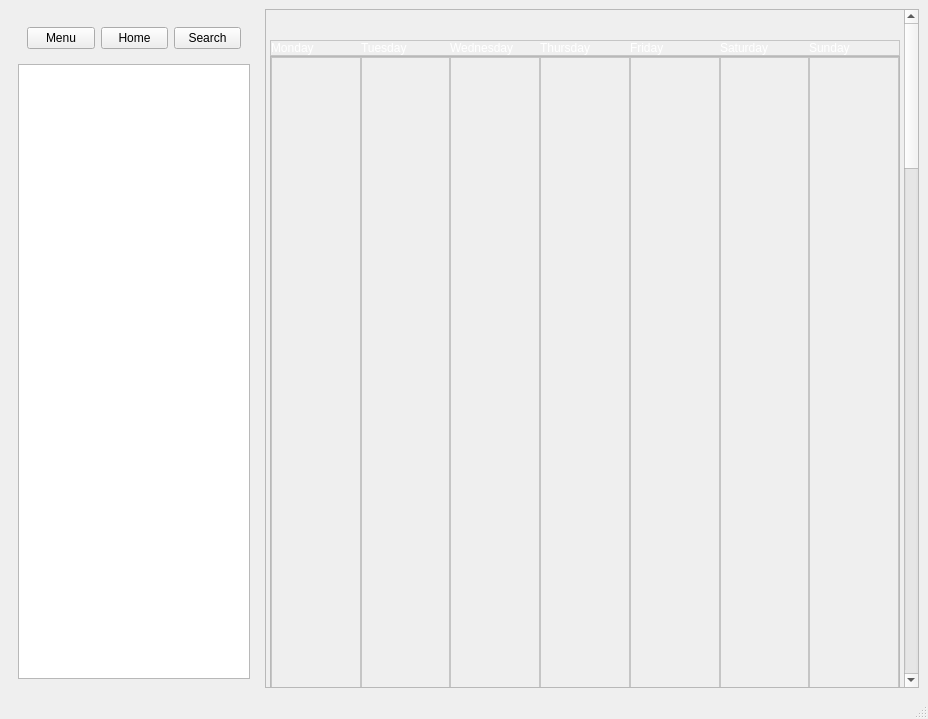
Qt form calendar.ui (ZiggyOliver/TaskBucket) before a commit.
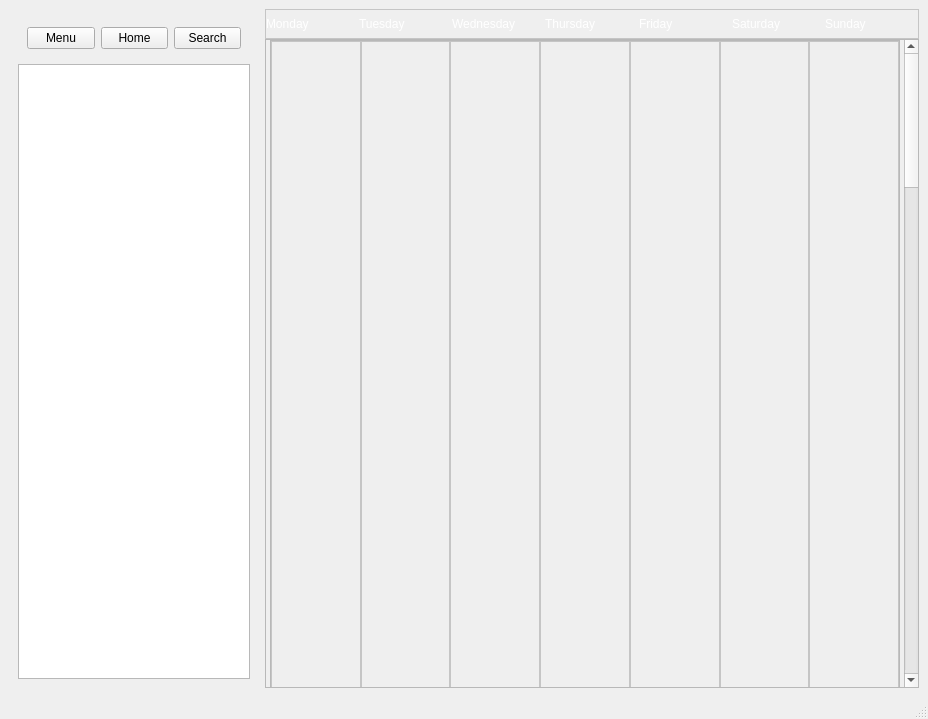
The same form after that commit.

Diff of the .ui file:
```diff
--- a/calendar.ui
+++ b/calendar.ui
@@ -77,6 +77,629 @@
      </widget>
     </item>
     <item>
+     <widget class="QWidget" name="widget_2" native="true">
+      <layout class="QVBoxLayout" name="verticalLayout_3">
+       <property name="spacing">
+        <number>0</number>
+       </property>
+       <property name="leftMargin">
+        <number>0</number>
+       </property>
+       <property name="topMargin">
+        <number>0</number>
+       </property>
+       <property name="rightMargin">
+        <number>0</number>
+       </property>
+       <property name="bottomMargin">
+        <number>0</number>
+       </property>
+       <item>
+        <widget class="QFrame" name="dayLabels">
+         <property name="sizePolicy">
+          <sizepolicy hsizetype="MinimumExpanding" vsizetype="MinimumExpanding">
+           <horstretch>0</horstretch>
+           <verstretch>0</verstretch>
+          </sizepolicy>
+         </property>
+         <property name="maximumSize">
+          <size>
+           <width>16777215</width>
+           <height>30</height>
+          </size>
+         </property>
+         <property name="palette">
+          <palette>
+           <active>
+            <colorrole role="WindowText">
+             <brush brushstyle="SolidPattern">
+              <color alpha="255">
+               <red>255</red>
+               <green>255</green>
+               <blue>255</blue>
+              </color>
+             </brush>
+            </colorrole>
+            <colorrole role="Button">
+             <brush brushstyle="SolidPattern">
+              <color alpha="255">
+               <red>255</red>
+               <green>255</green>
+               <blue>255</blue>
+              </color>
+             </brush>
+            </colorrole>
+            <colorrole role="Light">
+             <brush brushstyle="SolidPattern">
+              <color alpha="255">
+               <red>255</red>
+               <green>255</green>
+               <blue>255</blue>
+              </color>
+             </brush>
+            </colorrole>
+            <colorrole role="Midlight">
+             <brush brushstyle="SolidPattern">
+              <color alpha="255">
+               <red>255</red>
+               <green>255</green>
+               <blue>255</blue>
+              </color>
+             </brush>
+            </colorrole>
+            <colorrole role="Dark">
+             <brush brushstyle="SolidPattern">
+              <color alpha="255">
+               <red>127</red>
+               <green>127</green>
+               <blue>127</blue>
+              </color>
+             </brush>
+            </colorrole>
+            <colorrole role="Mid">
+             <brush brushstyle="SolidPattern">
+              <color alpha="255">
+               <red>170</red>
+               <green>170</green>
+               <blue>170</blue>
+              </color>
+             </brush>
+            </colorrole>
+            <colorrole role="Text">
+             <brush brushstyle="SolidPattern">
+              <color alpha="255">
+               <red>0</red>
+               <green>0</green>
+               <blue>0</blue>
+              </color>
+             </brush>
+            </colorrole>
+            <colorrole role="BrightText">
+             <brush brushstyle="SolidPattern">
+              <color alpha="255">
+               <red>255</red>
+               <green>255</green>
+               <blue>255</blue>
+              </color>
+             </brush>
+            </colorrole>
+            <colorrole role="ButtonText">
+             <brush brushstyle="SolidPattern">
+              <color alpha="255">
+               <red>0</red>
+               <green>0</green>
+               <blue>0</blue>
+              </color>
+             </brush>
+            </colorrole>
+            <colorrole role="Base">
+             <brush brushstyle="SolidPattern">
+              <color alpha="255">
+               <red>255</red>
+               <green>255</green>
+               <blue>255</blue>
+              </color>
+             </brush>
+            </colorrole>
+            <colorrole role="Window">
+             <brush brushstyle="SolidPattern">
+              <color alpha="255">
+               <red>255</red>
+               <green>255</green>
+               <blue>255</blue>
+              </color>
+             </brush>
+            </colorrole>
+            <colorrole role="Shadow">
+             <brush brushstyle="SolidPattern">
+              <color alpha="255">
+               <red>0</red>
+               <green>0</green>
+               <blue>0</blue>
+              </color>
+             </brush>
+            </colorrole>
+            <colorrole role="AlternateBase">
+             <brush brushstyle="SolidPattern">
+              <color alpha="255">
+               <red>255</red>
+               <green>255</green>
+               <blue>255</blue>
+              </color>
+             </brush>
+            </colorrole>
+            <colorrole role="ToolTipBase">
+             <brush brushstyle="SolidPattern">
+              <color alpha="255">
+               <red>255</red>
+               <green>255</green>
+               <blue>220</blue>
+              </color>
+             </brush>
+            </colorrole>
+            <colorrole role="ToolTipText">
+             <brush brushstyle="SolidPattern">
+              <color alpha="255">
+               <red>0</red>
+               <green>0</green>
+               <blue>0</blue>
+              </color>
+             </brush>
+            </colorrole>
+            <colorrole role="PlaceholderText">
+             <brush brushstyle="SolidPattern">
+              <color alpha="127">
+               <red>0</red>
+               <green>0</green>
+               <blue>0</blue>
+              </color>
+             </brush>
+            </colorrole>
+            <colorrole role="Accent">
+             <brush brushstyle="SolidPattern">
+              <color alpha="255">
+               <red>255</red>
+               <green>255</green>
+               <blue>255</blue>
+              </color>
+             </brush>
+            </colorrole>
+           </active>
+           <inactive>
+            <colorrole role="WindowText">
+             <brush brushstyle="SolidPattern">
+              <color alpha="255">
+               <red>255</red>
+               <green>255</green>
+               <blue>255</blue>
+              </color>
+             </brush>
+            </colorrole>
+            <colorrole role="Button">
+             <brush brushstyle="SolidPattern">
+              <color alpha="255">
+               <red>255</red>
+               <green>255</green>
+               <blue>255</blue>
+              </color>
+             </brush>
+            </colorrole>
+            <colorrole role="Light">
+             <brush brushstyle="SolidPattern">
+              <color alpha="255">
+               <red>255</red>
+               <green>255</green>
+               <blue>255</blue>
+              </color>
+             </brush>
+            </colorrole>
+            <colorrole role="Midlight">
+             <brush brushstyle="SolidPattern">
+              <color alpha="255">
+               <red>255</red>
+               <green>255</green>
+               <blue>255</blue>
+              </color>
+             </brush>
+            </colorrole>
+            <colorrole role="Dark">
+             <brush brushstyle="SolidPattern">
+              <color alpha="255">
+               <red>127</red>
+               <green>127</green>
+               <blue>127</blue>
+              </color>
+             </brush>
+            </colorrole>
+            <colorrole role="Mid">
+             <brush brushstyle="SolidPattern">
+              <color alpha="255">
+               <red>170</red>
+               <green>170</green>
+               <blue>170</blue>
+              </color>
+             </brush>
+            </colorrole>
+            <colorrole role="Text">
+             <brush brushstyle="SolidPattern">
+              <color alpha="255">
+               <red>0</red>
+               <green>0</green>
+               <blue>0</blue>
+              </color>
+             </brush>
+            </colorrole>
+            <colorrole role="BrightText">
+             <brush brushstyle="SolidPattern">
+              <color alpha="255">
+               <red>255</red>
+               <green>255</green>
+               <blue>255</blue>
+              </color>
+             </brush>
+            </colorrole>
+            <colorrole role="ButtonText">
+             <brush brushstyle="SolidPattern">
+              <color alpha="255">
+               <red>0</red>
+               <green>0</green>
+               <blue>0</blue>
+              </color>
+             </brush>
+            </colorrole>
+            <colorrole role="Base">
+             <brush brushstyle="SolidPattern">
+              <color alpha="255">
+               <red>255</red>
+               <green>255</green>
+               <blue>255</blue>
+              </color>
+             </brush>
+            </colorrole>
+            <colorrole role="Window">
+             <brush brushstyle="SolidPattern">
+              <color alpha="255">
+               <red>255</red>
+               <green>255</green>
+               <blue>255</blue>
+              </color>
+             </brush>
+            </colorrole>
+            <colorrole role="Shadow">
+             <brush brushstyle="SolidPattern">
+              <color alpha="255">
+               <red>0</red>
+               <green>0</green>
+               <blue>0</blue>
+              </color>
+             </brush>
+            </colorrole>
+            <colorrole role="AlternateBase">
+             <brush brushstyle="SolidPattern">
+              <color alpha="255">
+               <red>255</red>
+               <green>255</green>
+               <blue>255</blue>
+              </color>
+             </brush>
+            </colorrole>
+            <colorrole role="ToolTipBase">
+             <brush brushstyle="SolidPattern">
+              <color alpha="255">
+               <red>255</red>
+               <green>255</green>
+               <blue>220</blue>
+              </color>
+             </brush>
+            </colorrole>
+            <colorrole role="ToolTipText">
+             <brush brushstyle="SolidPattern">
+              <color alpha="255">
+               <red>0</red>
+               <green>0</green>
+               <blue>0</blue>
+              </color>
+             </brush>
+            </colorrole>
+            <colorrole role="PlaceholderText">
+             <brush brushstyle="SolidPattern">
+              <color alpha="127">
+               <red>0</red>
+               <green>0</green>
+               <blue>0</blue>
+              </color>
+             </brush>
+            </colorrole>
+            <colorrole role="Accent">
+             <brush brushstyle="SolidPattern">
+              <color alpha="255">
+               <red>255</red>
+               <green>255</green>
+               <blue>255</blue>
+              </color>
+             </brush>
+            </colorrole>
+           </inactive>
+           <disabled>
+            <colorrole role="WindowText">
+             <brush brushstyle="SolidPattern">
+              <color alpha="255">
+               <red>127</red>
+               <green>127</green>
+               <blue>127</blue>
+              </color>
+             </brush>
+            </colorrole>
+            <colorrole role="Button">
+             <brush brushstyle="SolidPattern">
+              <color alpha="255">
+               <red>255</red>
+               <green>255</green>
+               <blue>255</blue>
+              </color>
+             </brush>
+            </colorrole>
+            <colorrole role="Light">
+             <brush brushstyle="SolidPattern">
+              <color alpha="255">
+               <red>255</red>
+               <green>255</green>
+               <blue>255</blue>
+              </color>
+             </brush>
+            </colorrole>
+            <colorrole role="Midlight">
+             <brush brushstyle="SolidPattern">
+              <color alpha="255">
+               <red>255</red>
+               <green>255</green>
+               <blue>255</blue>
+              </color>
+             </brush>
+            </colorrole>
+            <colorrole role="Dark">
+             <brush brushstyle="SolidPattern">
+              <color alpha="255">
+               <red>127</red>
+               <green>127</green>
+               <blue>127</blue>
+              </color>
+             </brush>
+            </colorrole>
+            <colorrole role="Mid">
+             <brush brushstyle="SolidPattern">
+              <color alpha="255">
+               <red>170</red>
+               <green>170</green>
+               <blue>170</blue>
+              </color>
+             </brush>
+            </colorrole>
+            <colorrole role="Text">
+             <brush brushstyle="SolidPattern">
+              <color alpha="255">
+               <red>127</red>
+               <green>127</green>
+               <blue>127</blue>
+              </color>
+             </brush>
+            </colorrole>
+            <colorrole role="BrightText">
+             <brush brushstyle="SolidPattern">
+              <color alpha="255">
+               <red>255</red>
+               <green>255</green>
+               <blue>255</blue>
+              </color>
+             </brush>
+            </colorrole>
+            <colorrole role="ButtonText">
+             <brush brushstyle="SolidPattern">
+              <color alpha="255">
+               <red>127</red>
+               <green>127</green>
+               <blue>127</blue>
+              </color>
+             </brush>
+            </colorrole>
+            <colorrole role="Base">
+             <brush brushstyle="SolidPattern">
+              <color alpha="255">
+               <red>255</red>
+               <green>255</green>
+               <blue>255</blue>
+              </color>
+             </brush>
+            </colorrole>
+            <colorrole role="Window">
+             <brush brushstyle="SolidPattern">
+              <color alpha="255">
+               <red>255</red>
+               <green>255</green>
+               <blue>255</blue>
+              </color>
+             </brush>
+            </colorrole>
+            <colorrole role="Shadow">
+             <brush brushstyle="SolidPattern">
+              <color alpha="255">
+               <red>0</red>
+               <green>0</green>
+               <blue>0</blue>
+              </color>
+             </brush>
+            </colorrole>
+            <colorrole role="AlternateBase">
+             <brush brushstyle="SolidPattern">
+              <color alpha="255">
+               <red>255</red>
+               <green>255</green>
+               <blue>255</blue>
+              </color>
+             </brush>
+            </colorrole>
+            <colorrole role="ToolTipBase">
+             <brush brushstyle="SolidPattern">
+              <color alpha="255">
+               <red>255</red>
+               <green>255</green>
+               <blue>220</blue>
+              </color>
+             </brush>
+            </colorrole>
+            <colorrole role="ToolTipText">
+             <brush brushstyle="SolidPattern">
+              <color alpha="255">
+               <red>0</red>
+               <green>0</green>
+               <blue>0</blue>
+              </color>
+             </brush>
+            </colorrole>
+            <colorrole role="PlaceholderText">
+             <brush brushstyle="SolidPattern">
+              <color alpha="127">
+               <red>127</red>
+               <green>127</green>
+               <blue>127</blue>
+              </color>
+             </brush>
+            </colorrole>
+            <colorrole role="Accent">
+             <brush brushstyle="SolidPattern">
+              <color alpha="255">
+               <red>255</red>
+               <green>255</green>
+               <blue>255</blue>
+              </color>
+             </brush>
+            </colorrole>
+           </disabled>
+          </palette>
+         </property>
+         <property name="frameShape">
+          <enum>QFrame::Shape::StyledPanel</enum>
+         </property>
+         <property name="frameShadow">
+          <enum>QFrame::Shadow::Raised</enum>
+         </property>
+         <property name="midLineWidth">
+          <number>0</number>
+         </property>
+         <layout class="QHBoxLayout" name="horizontalLayout_5">
+          <property name="spacing">
+           <number>0</number>
+          </property>
+          <property name="sizeConstraint">
+           <enum>QLayout::SizeConstraint::SetMinimumSize</enum>
+          </property>
+          <property name="leftMargin">
+           <number>0</number>
+          </property>
+          <property name="topMargin">
+           <number>0</number>
+          </property>
+          <property name="rightMargin">
+           <number>0</number>
+          </property>
+          <property name="bottomMargin">
+           <number>0</number>
+          </property>
+          <item>
+           <widget class="QLabel" name="Alabel_2">
+            <property name="sizePolicy">
+             <sizepolicy hsizetype="MinimumExpanding" vsizetype="MinimumExpanding">
+              <horstretch>0</horstretch>
+              <verstretch>0</verstretch>
+             </sizepolicy>
+            </property>
+            <property name="text">
+             <string>Monday</string>
+            </property>
+           </widget>
+          </item>
+          <item>
+           <widget class="QLabel" name="Blabel_2">
+            <property name="sizePolicy">
+             <sizepolicy hsizetype="MinimumExpanding" vsizetype="MinimumExpanding">
+              <horstretch>0</horstretch>
+              <verstretch>0</verstretch>
+             </sizepolicy>
+            </property>
+            <property name="text">
+             <string>Tuesday</string>
+            </property>
+           </widget>
+          </item>
+          <item>
+           <widget class="QLabel" name="Glabel_2">
+            <property name="sizePolicy">
+             <sizepolicy hsizetype="MinimumExpanding" vsizetype="MinimumExpanding">
+              <horstretch>0</horstretch>
+              <verstretch>0</verstretch>
+             </sizepolicy>
+            </property>
+            <property name="text">
+             <string>Wednesday</string>
+            </property>
+           </widget>
+          </item>
+          <item>
+           <widget class="QLabel" name="Flabel_2">
+            <property name="sizePolicy">
+             <sizepolicy hsizetype="MinimumExpanding" vsizetype="MinimumExpanding">
+              <horstretch>0</horstretch>
+              <verstretch>0</verstretch>
+             </sizepolicy>
+            </property>
+            <property name="text">
+             <string>Thursday</string>
+            </property>
+           </widget>
+          </item>
+          <item>
+           <widget class="QLabel" name="Elabel_2">
+            <property name="sizePolicy">
+             <sizepolicy hsizetype="MinimumExpanding" vsizetype="MinimumExpanding">
+              <horstretch>0</horstretch>
+              <verstretch>0</verstretch>
+             </sizepolicy>
+            </property>
+            <property name="text">
+             <string>Friday</string>
+            </property>
+           </widget>
+          </item>
+          <item>
+           <widget class="QLabel" name="Dlabel_2">
+            <property name="sizePolicy">
+             <sizepolicy hsizetype="MinimumExpanding" vsizetype="MinimumExpanding">
+              <horstretch>0</horstretch>
+              <verstretch>0</verstretch>
+             </sizepolicy>
+            </property>
+            <property name="text">
+             <string>Saturday</string>
+            </property>
+           </widget>
+          </item>
+          <item>
+           <widget class="QLabel" name="Clabel_2">
+            <property name="sizePolicy">
+             <sizepolicy hsizetype="MinimumExpanding" vsizetype="MinimumExpanding">
+              <horstretch>0</horstretch>
+              <verstretch>0</verstretch>
+             </sizepolicy>
+            </property>
+            <property name="text">
+             <string>Sunday</string>
+            </property>
+           </widget>
+          </item>
+         </layout>
+        </widget>
+       </item>
+       <item>
      <widget class="QScrollArea" name="scrollArea">
       <property name="sizePolicy">
        <sizepolicy hsizetype="MinimumExpanding" vsizetype="MinimumExpanding">
@@ -96,7 +719,7 @@
          <x>0</x>
          <y>0</y>
          <width>638</width>
-         <height>3049</height>
+            <height>3000</height>
         </rect>
        </property>
        <property name="sizePolicy">
@@ -163,627 +786,6 @@
            <property name="bottomMargin">
             <number>0</number>
            </property>
-           <item>
-            <spacer name="verticalSpacer_16">
-             <property name="orientation">
-              <enum>Qt::Orientation::Vertical</enum>
-             </property>
-             <property name="sizeType">
-              <enum>QSizePolicy::Policy::Fixed</enum>
-             </property>
-             <property name="sizeHint" stdset="0">
-              <size>
-               <width>20</width>
-               <height>30</height>
-              </size>
-             </property>
-            </spacer>
-           </item>
-           <item>
-            <widget class="QFrame" name="dayLabels">
-             <property name="sizePolicy">
-              <sizepolicy hsizetype="MinimumExpanding" vsizetype="MinimumExpanding">
-               <horstretch>0</horstretch>
-               <verstretch>0</verstretch>
-              </sizepolicy>
-             </property>
-             <property name="maximumSize">
-              <size>
-               <width>16777215</width>
-               <height>30</height>
-              </size>
-             </property>
-             <property name="palette">
-              <palette>
-               <active>
-                <colorrole role="WindowText">
-                 <brush brushstyle="SolidPattern">
-                  <color alpha="255">
-                   <red>255</red>
-                   <green>255</green>
-                   <blue>255</blue>
-                  </color>
-                 </brush>
-                </colorrole>
-                <colorrole role="Button">
-                 <brush brushstyle="SolidPattern">
-                  <color alpha="255">
-                   <red>255</red>
-                   <green>255</green>
-                   <blue>255</blue>
-                  </color>
-                 </brush>
-                </colorrole>
-                <colorrole role="Light">
-                 <brush brushstyle="SolidPattern">
-                  <color alpha="255">
-                   <red>255</red>
-                   <green>255</green>
-                   <blue>255</blue>
-                  </color>
-                 </brush>
-                </colorrole>
-                <colorrole role="Midlight">
-                 <brush brushstyle="SolidPattern">
-                  <color alpha="255">
-                   <red>255</red>
-                   <green>255</green>
-                   <blue>255</blue>
-                  </color>
-                 </brush>
-                </colorrole>
-                <colorrole role="Dark">
-                 <brush brushstyle="SolidPattern">
-                  <color alpha="255">
-                   <red>127</red>
-                   <green>127</green>
-                   <blue>127</blue>
-                  </color>
-                 </brush>
-                </colorrole>
-                <colorrole role="Mid">
-                 <brush brushstyle="SolidPattern">
-                  <color alpha="255">
-                   <red>170</red>
-                   <green>170</green>
-                   <blue>170</blue>
-                  </color>
-                 </brush>
-                </colorrole>
-                <colorrole role="Text">
-                 <brush brushstyle="SolidPattern">
-                  <color alpha="255">
-                   <red>0</red>
-                   <green>0</green>
-                   <blue>0</blue>
-                  </color>
-                 </brush>
-                </colorrole>
-                <colorrole role="BrightText">
-                 <brush brushstyle="SolidPattern">
-                  <color alpha="255">
-                   <red>255</red>
-                   <green>255</green>
-                   <blue>255</blue>
-                  </color>
-                 </brush>
-                </colorrole>
-                <colorrole role="ButtonText">
-                 <brush brushstyle="SolidPattern">
-                  <color alpha="255">
-                   <red>0</red>
-                   <green>0</green>
-                   <blue>0</blue>
-                  </color>
-                 </brush>
-                </colorrole>
-                <colorrole role="Base">
-                 <brush brushstyle="SolidPattern">
-                  <color alpha="255">
-                   <red>255</red>
-                   <green>255</green>
-                   <blue>255</blue>
-                  </color>
-                 </brush>
-                </colorrole>
-                <colorrole role="Window">
-                 <brush brushstyle="SolidPattern">
-                  <color alpha="255">
-                   <red>255</red>
-                   <green>255</green>
-                   <blue>255</blue>
-                  </color>
-                 </brush>
-                </colorrole>
-                <colorrole role="Shadow">
-                 <brush brushstyle="SolidPattern">
-                  <color alpha="255">
-                   <red>0</red>
-                   <green>0</green>
-                   <blue>0</blue>
-                  </color>
-                 </brush>
-                </colorrole>
-                <colorrole role="AlternateBase">
-                 <brush brushstyle="SolidPattern">
-                  <color alpha="255">
-                   <red>255</red>
-                   <green>255</green>
-                   <blue>255</blue>
-                  </color>
-                 </brush>
-                </colorrole>
-                <colorrole role="ToolTipBase">
-                 <brush brushstyle="SolidPattern">
-                  <color alpha="255">
-                   <red>255</red>
-                   <green>255</green>
-                   <blue>220</blue>
-                  </color>
-                 </brush>
-                </colorrole>
-                <colorrole role="ToolTipText">
-                 <brush brushstyle="SolidPattern">
-                  <color alpha="255">
-                   <red>0</red>
-                   <green>0</green>
-                   <blue>0</blue>
-                  </color>
-                 </brush>
-                </colorrole>
-                <colorrole role="PlaceholderText">
-                 <brush brushstyle="SolidPattern">
-                  <color alpha="127">
-                   <red>0</red>
-                   <green>0</green>
-                   <blue>0</blue>
-                  </color>
-                 </brush>
-                </colorrole>
-                <colorrole role="Accent">
-                 <brush brushstyle="SolidPattern">
-                  <color alpha="255">
-                   <red>255</red>
-                   <green>255</green>
-                   <blue>255</blue>
-                  </color>
-                 </brush>
-                </colorrole>
-               </active>
-               <inactive>
-                <colorrole role="WindowText">
-                 <brush brushstyle="SolidPattern">
-                  <color alpha="255">
-                   <red>255</red>
-                   <green>255</green>
-                   <blue>255</blue>
-                  </color>
-                 </brush>
-                </colorrole>
-                <colorrole role="Button">
-                 <brush brushstyle="SolidPattern">
-                  <color alpha="255">
-                   <red>255</red>
-                   <green>255</green>
-                   <blue>255</blue>
-                  </color>
-                 </brush>
-                </colorrole>
-                <colorrole role="Light">
-                 <brush brushstyle="SolidPattern">
-                  <color alpha="255">
-                   <red>255</red>
-                   <green>255</green>
-                   <blue>255</blue>
-                  </color>
-                 </brush>
-                </colorrole>
-                <colorrole role="Midlight">
-                 <brush brushstyle="SolidPattern">
-                  <color alpha="255">
-                   <red>255</red>
-                   <green>255</green>
-                   <blue>255</blue>
-                  </color>
-                 </brush>
-                </colorrole>
-                <colorrole role="Dark">
-                 <brush brushstyle="SolidPattern">
-                  <color alpha="255">
-                   <red>127</red>
-                   <green>127</green>
-                   <blue>127</blue>
-                  </color>
-                 </brush>
-                </colorrole>
-                <colorrole role="Mid">
-                 <brush brushstyle="SolidPattern">
-                  <color alpha="255">
-                   <red>170</red>
-                   <green>170</green>
-                   <blue>170</blue>
-                  </color>
-                 </brush>
-                </colorrole>
-                <colorrole role="Text">
-                 <brush brushstyle="SolidPattern">
-                  <color alpha="255">
-                   <red>0</red>
-                   <green>0</green>
-                   <blue>0</blue>
-                  </color>
-                 </brush>
-                </colorrole>
-                <colorrole role="BrightText">
-                 <brush brushstyle="SolidPattern">
-                  <color alpha="255">
-                   <red>255</red>
-                   <green>255</green>
-                   <blue>255</blue>
-                  </color>
-                 </brush>
-                </colorrole>
-                <colorrole role="ButtonText">
-                 <brush brushstyle="SolidPattern">
-                  <color alpha="255">
-                   <red>0</red>
-                   <green>0</green>
-                   <blue>0</blue>
-                  </color>
-                 </brush>
-                </colorrole>
-                <colorrole role="Base">
-                 <brush brushstyle="SolidPattern">
-                  <color alpha="255">
-                   <red>255</red>
-                   <green>255</green>
-                   <blue>255</blue>
-                  </color>
-                 </brush>
-                </colorrole>
-                <colorrole role="Window">
-                 <brush brushstyle="SolidPattern">
-                  <color alpha="255">
-                   <red>255</red>
-                   <green>255</green>
-                   <blue>255</blue>
-                  </color>
-                 </brush>
-                </colorrole>
-                <colorrole role="Shadow">
-                 <brush brushstyle="SolidPattern">
-                  <color alpha="255">
-                   <red>0</red>
-                   <green>0</green>
-                   <blue>0</blue>
-                  </color>
-                 </brush>
-                </colorrole>
-                <colorrole role="AlternateBase">
-                 <brush brushstyle="SolidPattern">
-                  <color alpha="255">
-                   <red>255</red>
-                   <green>255</green>
-                   <blue>255</blue>
-                  </color>
-                 </brush>
-                </colorrole>
-                <colorrole role="ToolTipBase">
-                 <brush brushstyle="SolidPattern">
-                  <color alpha="255">
-                   <red>255</red>
-                   <green>255</green>
-                   <blue>220</blue>
-                  </color>
-                 </brush>
-                </colorrole>
-                <colorrole role="ToolTipText">
-                 <brush brushstyle="SolidPattern">
-                  <color alpha="255">
-                   <red>0</red>
-                   <green>0</green>
-                   <blue>0</blue>
-                  </color>
-                 </brush>
-                </colorrole>
-                <colorrole role="PlaceholderText">
-                 <brush brushstyle="SolidPattern">
-                  <color alpha="127">
-                   <red>0</red>
-                   <green>0</green>
-                   <blue>0</blue>
-                  </color>
-                 </brush>
-                </colorrole>
-                <colorrole role="Accent">
-                 <brush brushstyle="SolidPattern">
-                  <color alpha="255">
-                   <red>255</red>
-                   <green>255</green>
-                   <blue>255</blue>
-                  </color>
-                 </brush>
-                </colorrole>
-               </inactive>
-               <disabled>
-                <colorrole role="WindowText">
-                 <brush brushstyle="SolidPattern">
-                  <color alpha="255">
-                   <red>127</red>
-                   <green>127</green>
-                   <blue>127</blue>
-                  </color>
-                 </brush>
-                </colorrole>
-                <colorrole role="Button">
-                 <brush brushstyle="SolidPattern">
-                  <color alpha="255">
-                   <red>255</red>
-                   <green>255</green>
-                   <blue>255</blue>
-                  </color>
-                 </brush>
-                </colorrole>
-                <colorrole role="Light">
-                 <brush brushstyle="SolidPattern">
-                  <color alpha="255">
-                   <red>255</red>
-                   <green>255</green>
-                   <blue>255</blue>
-                  </color>
-                 </brush>
-                </colorrole>
-                <colorrole role="Midlight">
-                 <brush brushstyle="SolidPattern">
-                  <color alpha="255">
-                   <red>255</red>
-                   <green>255</green>
-                   <blue>255</blue>
-                  </color>
-                 </brush>
-                </colorrole>
-                <colorrole role="Dark">
-                 <brush brushstyle="SolidPattern">
-                  <color alpha="255">
-                   <red>127</red>
-                   <green>127</green>
-                   <blue>127</blue>
-                  </color>
-                 </brush>
-                </colorrole>
-                <colorrole role="Mid">
-                 <brush brushstyle="SolidPattern">
-                  <color alpha="255">
-                   <red>170</red>
-                   <green>170</green>
-                   <blue>170</blue>
-                  </color>
-                 </brush>
-                </colorrole>
-                <colorrole role="Text">
-                 <brush brushstyle="SolidPattern">
-                  <color alpha="255">
-                   <red>127</red>
-                   <green>127</green>
-                   <blue>127</blue>
-                  </color>
-                 </brush>
-                </colorrole>
-                <colorrole role="BrightText">
-                 <brush brushstyle="SolidPattern">
-                  <color alpha="255">
-                   <red>255</red>
-                   <green>255</green>
-                   <blue>255</blue>
-                  </color>
-                 </brush>
-                </colorrole>
-                <colorrole role="ButtonText">
-                 <brush brushstyle="SolidPattern">
-                  <color alpha="255">
-                   <red>127</red>
-                   <green>127</green>
-                   <blue>127</blue>
-                  </color>
-                 </brush>
-                </colorrole>
-                <colorrole role="Base">
-                 <brush brushstyle="SolidPattern">
-                  <color alpha="255">
-                   <red>255</red>
-                   <green>255</green>
-                   <blue>255</blue>
-                  </color>
-                 </brush>
-                </colorrole>
-                <colorrole role="Window">
-                 <brush brushstyle="SolidPattern">
-                  <color alpha="255">
-                   <red>255</red>
-                   <green>255</green>
-                   <blue>255</blue>
-                  </color>
-                 </brush>
-                </colorrole>
-                <colorrole role="Shadow">
-                 <brush brushstyle="SolidPattern">
-                  <color alpha="255">
-                   <red>0</red>
-                   <green>0</green>
-                   <blue>0</blue>
-                  </color>
-                 </brush>
-                </colorrole>
-                <colorrole role="AlternateBase">
-                 <brush brushstyle="SolidPattern">
-                  <color alpha="255">
-                   <red>255</red>
-                   <green>255</green>
-                   <blue>255</blue>
-                  </color>
-                 </brush>
-                </colorrole>
-                <colorrole role="ToolTipBase">
-                 <brush brushstyle="SolidPattern">
-                  <color alpha="255">
-                   <red>255</red>
-                   <green>255</green>
-                   <blue>220</blue>
-                  </color>
-                 </brush>
-                </colorrole>
-                <colorrole role="ToolTipText">
-                 <brush brushstyle="SolidPattern">
-                  <color alpha="255">
-                   <red>0</red>
-                   <green>0</green>
-                   <blue>0</blue>
-                  </color>
-                 </brush>
-                </colorrole>
-                <colorrole role="PlaceholderText">
-                 <brush brushstyle="SolidPattern">
-                  <color alpha="127">
-                   <red>127</red>
-                   <green>127</green>
-                   <blue>127</blue>
-                  </color>
-                 </brush>
-                </colorrole>
-                <colorrole role="Accent">
-                 <brush brushstyle="SolidPattern">
-                  <color alpha="255">
-                   <red>255</red>
-                   <green>255</green>
-                   <blue>255</blue>
-                  </color>
-                 </brush>
-                </colorrole>
-               </disabled>
-              </palette>
-             </property>
-             <property name="frameShape">
-              <enum>QFrame::Shape::StyledPanel</enum>
-             </property>
-             <property name="frameShadow">
-              <enum>QFrame::Shadow::Raised</enum>
-             </property>
-             <property name="midLineWidth">
-              <number>0</number>
-             </property>
-             <layout class="QHBoxLayout" name="horizontalLayout_5">
-              <property name="spacing">
-               <number>0</number>
-              </property>
-              <property name="sizeConstraint">
-               <enum>QLayout::SizeConstraint::SetMinimumSize</enum>
-              </property>
-              <property name="leftMargin">
-               <number>0</number>
-              </property>
-              <property name="topMargin">
-               <number>0</number>
-              </property>
-              <property name="rightMargin">
-               <number>0</number>
-              </property>
-              <property name="bottomMargin">
-               <number>0</number>
-              </property>
-              <item>
-               <widget class="QLabel" name="Alabel_2">
-                <property name="sizePolicy">
-                 <sizepolicy hsizetype="MinimumExpanding" vsizetype="MinimumExpanding">
-                  <horstretch>0</horstretch>
-                  <verstretch>0</verstretch>
-                 </sizepolicy>
-                </property>
-                <property name="text">
-                 <string>Monday</string>
-                </property>
-               </widget>
-              </item>
-              <item>
-               <widget class="QLabel" name="Blabel_2">
-                <property name="sizePolicy">
-                 <sizepolicy hsizetype="MinimumExpanding" vsizetype="MinimumExpanding">
-                  <horstretch>0</horstretch>
-                  <verstretch>0</verstretch>
-                 </sizepolicy>
-                </property>
-                <property name="text">
-                 <string>Tuesday</string>
-                </property>
-               </widget>
-              </item>
-              <item>
-               <widget class="QLabel" name="Glabel_2">
-                <property name="sizePolicy">
-                 <sizepolicy hsizetype="MinimumExpanding" vsizetype="MinimumExpanding">
-                  <horstretch>0</horstretch>
-                  <verstretch>0</verstretch>
-                 </sizepolicy>
-                </property>
-                <property name="text">
-                 <string>Wednesday</string>
-                </property>
-               </widget>
-              </item>
-              <item>
-               <widget class="QLabel" name="Flabel_2">
-                <property name="sizePolicy">
-                 <sizepolicy hsizetype="MinimumExpanding" vsizetype="MinimumExpanding">
-                  <horstretch>0</horstretch>
-                  <verstretch>0</verstretch>
-                 </sizepolicy>
-                </property>
-                <property name="text">
-                 <string>Thursday</string>
-                </property>
-               </widget>
-              </item>
-              <item>
-               <widget class="QLabel" name="Elabel_2">
-                <property name="sizePolicy">
-                 <sizepolicy hsizetype="MinimumExpanding" vsizetype="MinimumExpanding">
-                  <horstretch>0</horstretch>
-                  <verstretch>0</verstretch>
-                 </sizepolicy>
-                </property>
-                <property name="text">
-                 <string>Friday</string>
-                </property>
-               </widget>
-              </item>
-              <item>
-               <widget class="QLabel" name="Dlabel_2">
-                <property name="sizePolicy">
-                 <sizepolicy hsizetype="MinimumExpanding" vsizetype="MinimumExpanding">
-                  <horstretch>0</horstretch>
-                  <verstretch>0</verstretch>
-                 </sizepolicy>
-                </property>
-                <property name="text">
-                 <string>Saturday</string>
-                </property>
-               </widget>
-              </item>
-              <item>
-               <widget class="QLabel" name="Clabel_2">
-                <property name="sizePolicy">
-                 <sizepolicy hsizetype="MinimumExpanding" vsizetype="MinimumExpanding">
-                  <horstretch>0</horstretch>
-                  <verstretch>0</verstretch>
-                 </sizepolicy>
-                </property>
-                <property name="text">
-                 <string>Sunday</string>
-                </property>
-               </widget>
-              </item>
-             </layout>
-            </widget>
-           </item>
            <item>
             <widget class="QFrame" name="days">
              <property name="sizePolicy">
@@ -4703,6 +4705,9 @@
         </item>
        </layout>
       </widget>
+        </widget>
+       </item>
+      </layout>
      </widget>
     </item>
    </layout>
```
Lines whose indentation alone changed are shown as unchanged.
